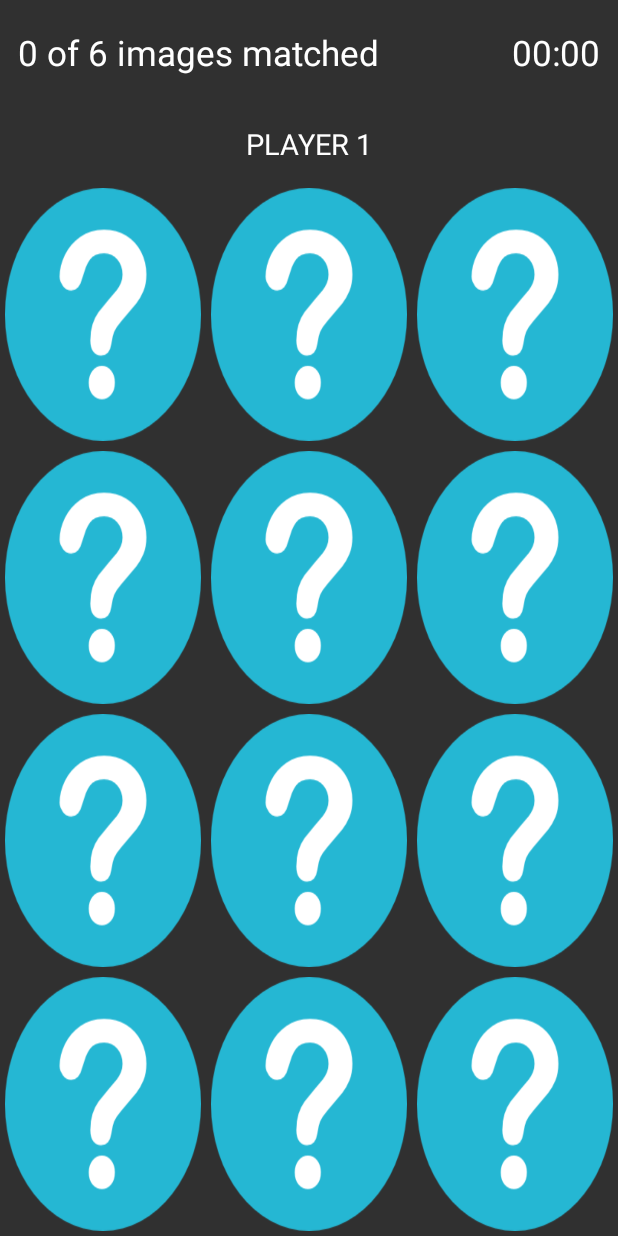
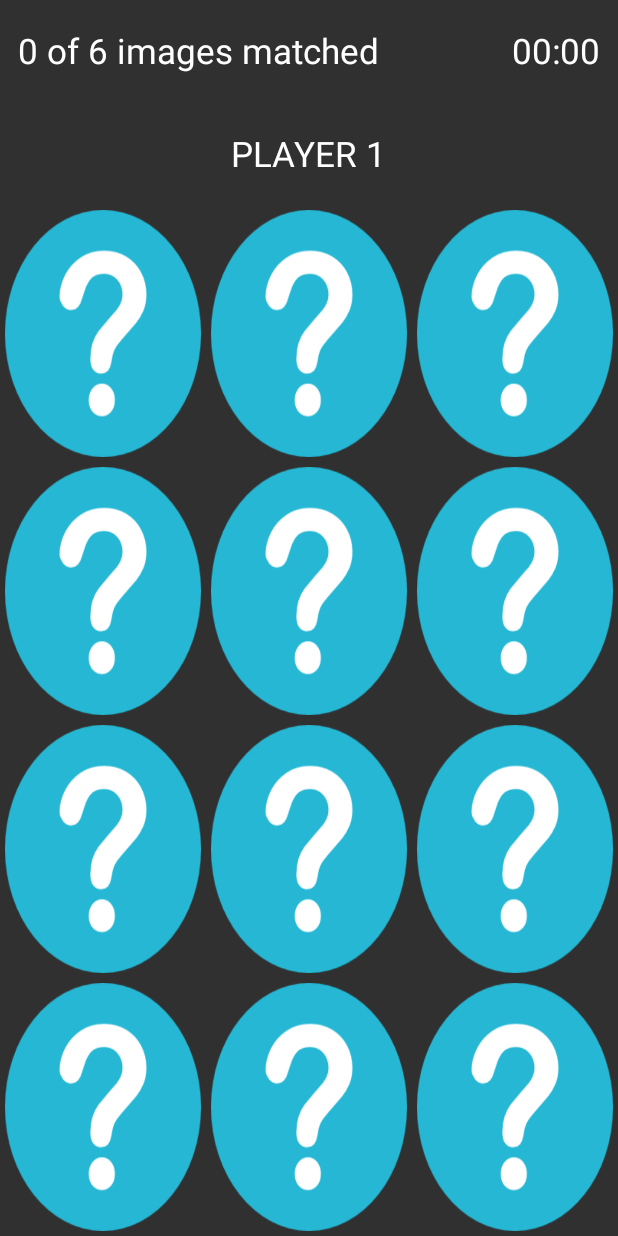
Before and after one commit to ChitKoKo94/AndroidProj-school, an Android app: the GameTest screen opened directly, with no data from a screen before it, on a phone screen of 412 x 824 dp. Run offline under Robolectric (Android 15) with nearby library versions, the phone set to English and light mode, and no system bars; 1 statement that could not run was skipped.

Commit message:
minor text adjustment

```diff
--- a/app/src/main/res/layout/activity_game_test.xml
+++ b/app/src/main/res/layout/activity_game_test.xml
@@ -37,7 +37,7 @@
     <LinearLayout
         android:layout_width="match_parent"
         android:layout_height="0dp"
-        android:layout_weight="0.3"
+        android:layout_weight="0.4"
         android:orientation="horizontal"
         android:padding="12dp"
         android:gravity="center">
@@ -47,10 +47,10 @@
             android:layout_width="wrap_content"
             android:layout_height="wrap_content"
             android:gravity="left"
-            android:text=" "
+            android:text="PLAYER1"
             android:textAllCaps="false"
             android:textColor="#ffffff"
-            android:textSize="19sp" />
+            android:textSize="23sp" />
 
     </LinearLayout>
 
```
